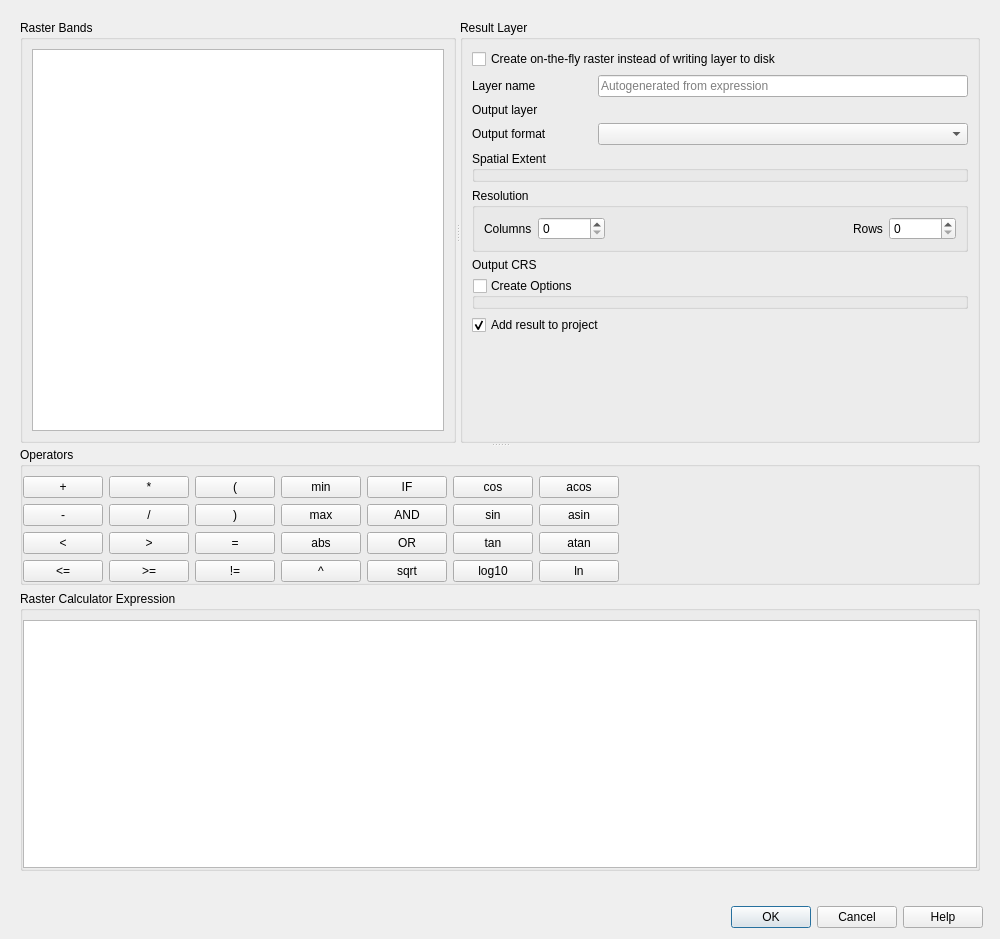
Above: src/ui/qgsrastercalcdialogbase.ui from carsmie/QGIS before the change. Below: the same form after it.
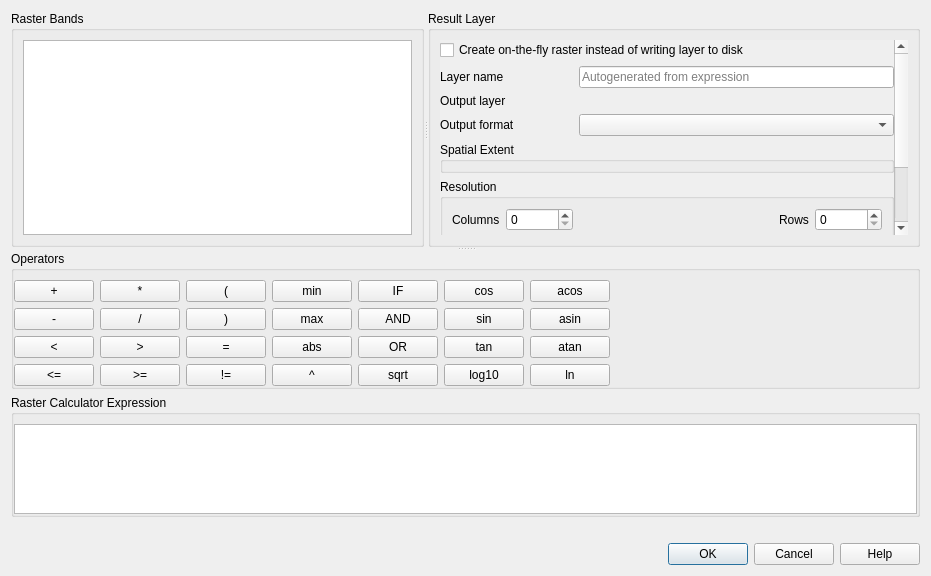
That is the form after the change. Custom widgets are drawn as their Qt base class.

Commit message: add scrollarea to the output layer group in the raster and mesh calculator dialogs to make them usable on small screens

```diff
--- a/src/ui/qgsrastercalcdialogbase.ui
+++ b/src/ui/qgsrastercalcdialogbase.ui
@@ -6,39 +6,45 @@
    <rect>
     <x>0</x>
     <y>0</y>
-    <width>1000</width>
-    <height>939</height>
+    <width>931</width>
+    <height>576</height>
    </rect>
   </property>
-  <property name="minimumSize">
-   <size>
-    <width>640</width>
-    <height>530</height>
-   </size>
-  </property>
   <property name="windowTitle">
    <string>Raster Calculator</string>
   </property>
-  <layout class="QGridLayout" name="gridLayout_6">
-   <item row="1" column="0">
-    <widget class="QDialogButtonBox" name="mButtonBox">
-     <property name="orientation">
-      <enum>Qt::Orientation::Horizontal</enum>
+  <layout class="QVBoxLayout" name="verticalLayout">
+   <item>
+    <widget class="QgsScrollArea" name="scrollArea">
+     <property name="frameShape">
+      <enum>QFrame::Shape::NoFrame</enum>
      </property>
-     <property name="standardButtons">
-      <set>QDialogButtonBox::StandardButton::Cancel|QDialogButtonBox::StandardButton::Help|QDialogButtonBox::StandardButton::Ok</set>
-     </property>
-    </widget>
-   </item>
-   <item row="0" column="0" colspan="2">
-    <widget class="QgsScrollArea" name="scrollArea" native="true">
-     <property name="widgetResizable" stdset="0">
+     <property name="widgetResizable">
       <bool>true</bool>
      </property>
-     <layout class="QGridLayout" name="gridLayout_8">
-      <item row="0" column="0">
-       <layout class="QGridLayout" name="gridLayout_7">
-        <item row="0" column="0">
+     <widget class="QWidget" name="scrollAreaWidgetContents">
+      <property name="geometry">
+       <rect>
+        <x>0</x>
+        <y>0</y>
+        <width>919</width>
+        <height>500</height>
+       </rect>
+      </property>
+      <layout class="QVBoxLayout" name="verticalLayout_5">
+       <property name="leftMargin">
+        <number>0</number>
+       </property>
+       <property name="topMargin">
+        <number>0</number>
+       </property>
+       <property name="rightMargin">
+        <number>0</number>
+       </property>
+       <property name="bottomMargin">
+        <number>0</number>
+       </property>
+       <item>
          <widget class="QSplitter" name="splitter_2">
           <property name="orientation">
            <enum>Qt::Orientation::Vertical</enum>
@@ -61,18 +67,38 @@
             <property name="title">
              <string>Result Layer</string>
             </property>
-            <layout class="QGridLayout" name="gridLayout_4" columnstretch="0,0,0,0">
-             <item row="2" column="1" colspan="3">
-              <widget class="QgsFileWidget" name="mOutputLayer" native="true"/>
-             </item>
-             <item row="4" column="0" colspan="4">
-              <widget class="QgsExtentGroupBox" name="mExtentGroupBox">
-               <property name="title">
-                <string>Spatial Extent</string>
-               </property>
-              </widget>
-             </item>
-             <item row="6" column="0" colspan="4">
+           <layout class="QGridLayout" name="gridLayout_4" columnstretch="0">
+            <item row="0" column="0">
+             <widget class="QgsScrollArea" name="scrollArea_2">
+              <property name="frameShape">
+               <enum>QFrame::Shape::NoFrame</enum>
+              </property>
+              <property name="widgetResizable">
+               <bool>true</bool>
+              </property>
+              <widget class="QWidget" name="scrollAreaWidgetContents_2">
+               <property name="geometry">
+                <rect>
+                 <x>0</x>
+                 <y>0</y>
+                 <width>504</width>
+                 <height>326</height>
+                </rect>
+               </property>
+               <layout class="QGridLayout" name="gridLayout_3">
+                <property name="leftMargin">
+                 <number>0</number>
+                </property>
+                <property name="topMargin">
+                 <number>0</number>
+                </property>
+                <property name="rightMargin">
+                 <number>0</number>
+                </property>
+                <property name="bottomMargin">
+                 <number>0</number>
+                </property>
+                <item row="5" column="0" colspan="2">
               <widget class="QGroupBox" name="groupBox_3">
                <property name="title">
                 <string>Resolution</string>
@@ -122,17 +148,17 @@
                </layout>
               </widget>
              </item>
-             <item row="7" column="1" colspan="3">
-              <widget class="QgsProjectionSelectionWidget" name="mCrsSelector" native="true">
-               <property name="focusPolicy">
-                <enum>Qt::FocusPolicy::StrongFocus</enum>
+                <item row="3" column="0">
+                 <widget class="QLabel" name="mOutputFormatLabel">
+                  <property name="text">
+                   <string>Output format</string>
                </property>
               </widget>
              </item>
-             <item row="3" column="1" colspan="3">
-              <widget class="QComboBox" name="mOutputFormatComboBox"/>
-             </item>
-             <item row="1" column="1" colspan="3">
+                <item row="2" column="1">
+                 <widget class="QgsFileWidget" name="mOutputLayer" native="true"/>
+                </item>
+                <item row="1" column="1">
               <widget class="QLineEdit" name="mVirtualLayerName">
                <property name="text">
                 <string/>
@@ -142,6 +168,30 @@
                </property>
               </widget>
              </item>
+                <item row="4" column="0" colspan="2">
+                 <widget class="QgsExtentGroupBox" name="mExtentGroupBox">
+                  <property name="title">
+                   <string>Spatial Extent</string>
+                  </property>
+                 </widget>
+                </item>
+                <item row="3" column="1">
+                 <widget class="QComboBox" name="mOutputFormatComboBox"/>
+                </item>
+                <item row="7" column="1">
+                 <widget class="QgsProjectionSelectionWidget" name="mCrsSelector" native="true">
+                  <property name="focusPolicy">
+                   <enum>Qt::FocusPolicy::StrongFocus</enum>
+                  </property>
+                 </widget>
+                </item>
+                <item row="7" column="0">
+                 <widget class="QLabel" name="label">
+                  <property name="text">
+                   <string>Output CRS</string>
+                  </property>
+                 </widget>
+                </item>
              <item row="2" column="0">
               <widget class="QLabel" name="mOutputLayerLabel">
                <property name="text">
@@ -156,37 +206,7 @@
                </property>
               </widget>
              </item>
-             <item row="7" column="0">
-              <widget class="QLabel" name="label">
-               <property name="text">
-                <string>Output CRS</string>
-               </property>
-              </widget>
-             </item>
-             <item row="9" column="0" colspan="4">
-              <widget class="QCheckBox" name="mAddResultToProjectCheckBox">
-               <property name="text">
-                <string>Add result to project</string>
-               </property>
-               <property name="checked">
-                <bool>true</bool>
-               </property>
-              </widget>
-             </item>
-             <item row="10" column="0">
-              <spacer name="verticalSpacer">
-               <property name="orientation">
-                <enum>Qt::Orientation::Vertical</enum>
-               </property>
-               <property name="sizeHint" stdset="0">
-                <size>
-                 <width>20</width>
-                 <height>40</height>
-                </size>
-               </property>
-              </spacer>
-             </item>
-             <item row="0" column="0" colspan="4">
+                <item row="0" column="0" colspan="2">
               <widget class="QCheckBox" name="mUseVirtualProviderCheckBox">
                <property name="toolTip">
                 <string>&lt;html&gt;&lt;head/&gt;&lt;body&gt;&lt;p&gt;Note: the result raster will not be usable with any processing algorithm that expects a materialized raster.&lt;/p&gt;&lt;/body&gt;&lt;/html&gt;</string>
@@ -202,14 +222,17 @@
                </property>
               </widget>
              </item>
-             <item row="3" column="0">
-              <widget class="QLabel" name="mOutputFormatLabel">
+                <item row="9" column="0">
+                 <widget class="QCheckBox" name="mAddResultToProjectCheckBox">
                <property name="text">
-                <string>Output format</string>
+                   <string>Add result to project</string>
+                  </property>
+                  <property name="checked">
+                   <bool>true</bool>
                </property>
               </widget>
              </item>
-             <item row="8" column="0" colspan="4">
+                <item row="8" column="0" colspan="2">
               <widget class="QgsCollapsibleGroupBox" name="mCreateOptionsGroupBox">
                <property name="title">
                 <string>Create Options</string>
@@ -245,8 +268,12 @@
             </layout>
            </widget>
           </widget>
-          <widget class="QWidget" name="verticalLayoutWidget">
-           <layout class="QVBoxLayout" name="verticalLayout">
+            </item>
+           </layout>
+          </widget>
+         </widget>
+         <widget class="QWidget" name="layoutWidget">
+          <layout class="QVBoxLayout" name="verticalLayout_4">
             <item>
              <widget class="QgsCollapsibleGroupBox" name="mOperatorsGroupBox">
               <property name="title">
@@ -499,16 +526,25 @@
           </widget>
          </widget>
         </item>
-        <item row="1" column="0">
+      </layout>
+     </widget>
+    </widget>
+   </item>
+   <item>
          <widget class="QLabel" name="mExpressionValidLabel">
           <property name="text">
            <string/>
           </property>
          </widget>
         </item>
-       </layout>
-      </item>
-     </layout>
+   <item>
+    <widget class="QDialogButtonBox" name="mButtonBox">
+     <property name="orientation">
+      <enum>Qt::Orientation::Horizontal</enum>
+     </property>
+     <property name="standardButtons">
+      <set>QDialogButtonBox::StandardButton::Cancel|QDialogButtonBox::StandardButton::Help|QDialogButtonBox::StandardButton::Ok</set>
+     </property>
     </widget>
    </item>
   </layout>
@@ -526,6 +562,18 @@
    <header>qgsfilewidget.h</header>
    <container>1</container>
   </customwidget>
+  <customwidget>
+   <class>QgsExtentGroupBox</class>
+   <extends>QGroupBox</extends>
+   <header>qgsextentgroupbox.h</header>
+   <container>1</container>
+  </customwidget>
+  <customwidget>
+   <class>QgsScrollArea</class>
+   <extends>QScrollArea</extends>
+   <header>qgsscrollarea.h</header>
+   <container>1</container>
+  </customwidget>
   <customwidget>
    <class>QgsProjectionSelectionWidget</class>
    <extends>QWidget</extends>
@@ -537,18 +585,6 @@
    <extends>QSpinBox</extends>
    <header>qgsspinbox.h</header>
   </customwidget>
-  <customwidget>
-   <class>QgsScrollArea</class>
-   <extends>QWidget</extends>
-   <header>qgsscrollarea.h</header>
-   <container>1</container>
-  </customwidget>
-  <customwidget>
-   <class>QgsExtentGroupBox</class>
-   <extends>QGroupBox</extends>
-   <header>qgsextentgroupbox.h</header>
-   <container>1</container>
-  </customwidget>
   <customwidget>
    <class>QgsRasterFormatSaveOptionsWidget</class>
    <extends>QWidget</extends>
```
Left out of the diff: 40 changed lines with no effect on the pictures. Lines whose indentation alone changed are shown as unchanged. The commit also changes 1 other file.
